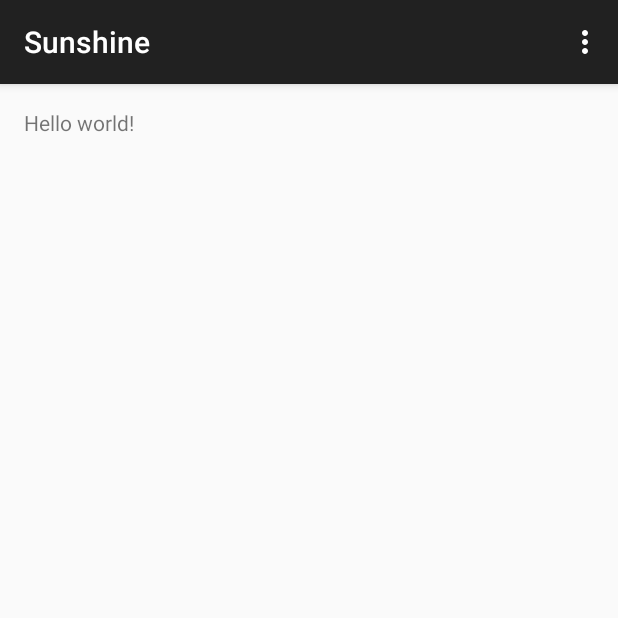
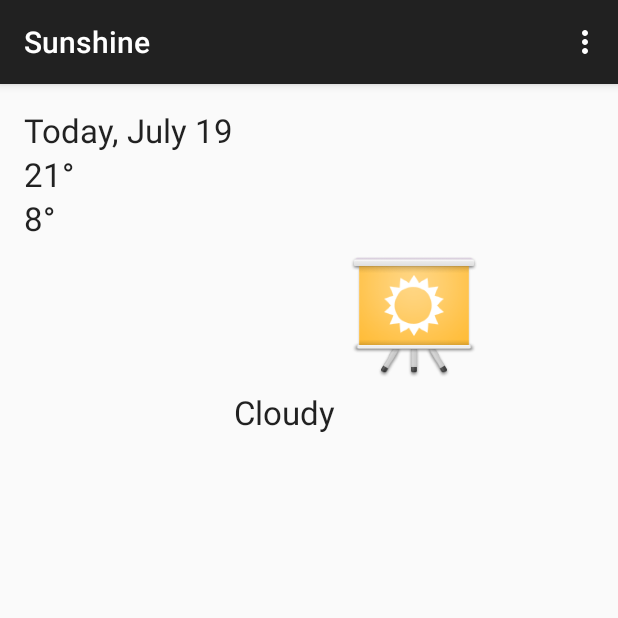
Before and after one commit to eesee/sunshine, an Android app: the screen it shows after launch (MainActivity), on a phone screen of 412 x 824 dp, the top half of it. Run offline under Robolectric (Android 15) with nearby library versions, the phone set to English and light mode, and no system bars.

Commit message:
sunshine 1.x

```diff
--- a/app/src/main/res/layout/fragment_main.xml
+++ b/app/src/main/res/layout/fragment_main.xml
@@ -4,9 +4,55 @@
     android:paddingRight="@dimen/activity_horizontal_margin"
     android:paddingTop="@dimen/activity_vertical_margin"
     android:paddingBottom="@dimen/activity_vertical_margin"
-    tools:context=".MainActivity$PlaceholderFragment">
+    tools:context=".MainActivity$PlaceholderFragment"
+    android:id="@+id/placeholder_frag">
 
-    <TextView android:text="@string/hello_world" android:layout_width="wrap_content"
-        android:layout_height="wrap_content" />
+    <TextView android:text="@string/hello_world"
+    android:layout_width="wrap_content"
+    android:layout_height="wrap_content"
+    android:textAppearance="?android:attr/textAppearanceLarge"
+        android:id="@+id/textView" />
+
+    <TextView android:text="21°"
+        android:layout_width="wrap_content"
+        android:layout_height="wrap_content"
+        android:textAppearance="?android:attr/textAppearanceLarge"
+        android:layout_below="@+id/textView"
+        android:layout_alignParentLeft="true"
+        android:layout_alignParentStart="true"
+        android:id="@+id/high_temp" />
+
+    <TextView android:text="8°"
+        android:layout_width="wrap_content"
+        android:layout_height="wrap_content"
+        android:textAppearance="?android:attr/textAppearanceLarge"
+        android:id="@+id/low_temp"
+        android:layout_alignRight="@+id/high_temp"
+        android:layout_alignEnd="@+id/high_temp"
+        android:layout_below="@+id/high_temp"
+        android:layout_alignParentLeft="true"
+        android:layout_alignParentStart="true" />
+
+    <ImageView
+        android:layout_width="wrap_content"
+        android:layout_height="100dp"
+        android:id="@+id/image"
+        android:src="@drawable/ic_launcher_web"
+        android:contentDescription="@string/cloudy"
+        android:layout_below="@+id/low_temp"
+        android:layout_toEndOf="@+id/textView" />
+
+    <TextView android:text="@string/cloudy"
+        android:layout_width="wrap_content"
+        android:layout_height="wrap_content"
+        android:textAppearance="?android:attr/textAppearanceLarge"
+        android:id="@+id/cloudy"
+        android:layout_alignRight="@+id/image"
+        android:layout_alignEnd="@+id/image"
+        android:layout_below="@+id/image"
+        android:layout_alignLeft="@+id/image"
+        android:layout_alignStart="@+id/image" />
+
+
 
 </RelativeLayout>
--- /dev/null
+++ b/app/src/main/res/layout/list_item_forecast.xml
@@ -0,0 +1,11 @@
+<?xml version="1.0" encoding="utf-8"?>
+<TextView xmlns:android="http://schemas.android.com/apk/res/android"
+    android:layout_width="match_parent"
+    android:layout_height="wrap_content"
+    android:minHeight="?android:attr/listPreferredItemHeight"
+    android:gravity="center_vertical"
+    android:text="Today -- Sunny -- 83/66"
+    android:id="@+id/list_item_forecast_textview"
+    android:textAppearance="?android:attr/textAppearanceLarge">
+
+</TextView>
--- a/app/src/main/res/values/strings.xml
+++ b/app/src/main/res/values/strings.xml
@@ -1,5 +1,6 @@
 <resources>
     <string name="app_name">Sunshine</string>
-    <string name="hello_world">Hello world!</string>
+    <string name="hello_world">Today, July 19</string>
     <string name="action_settings">Settings</string>
+    <string name="cloudy">Cloudy</string>
 </resources>
```
Also changed, not shown: app/src/main/res/drawable/ic_launcher_web.png (added), app/src/main/res/layout/activity_main.xml (line endings or trailing spaces).
